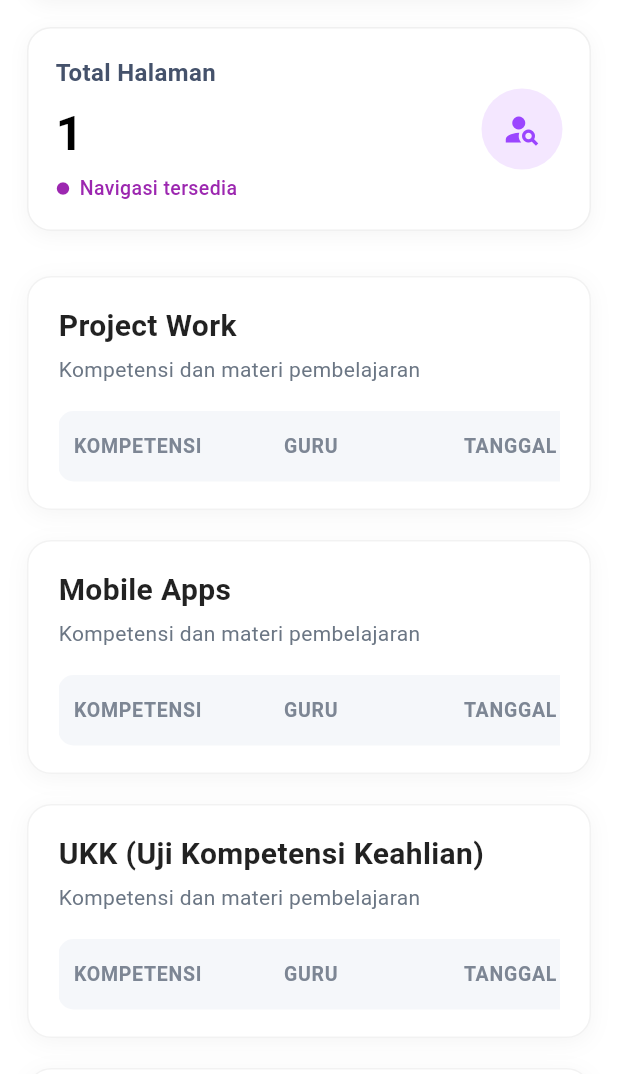
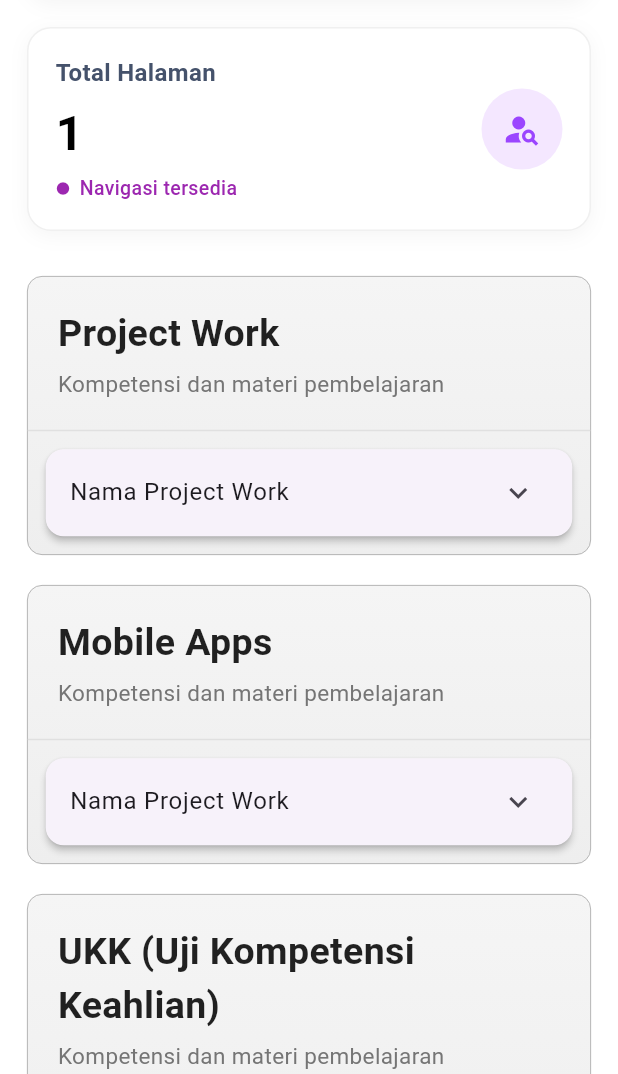
Before and after one commit to Mbgspanji/jurnalku, a Flutter app: the Kompetensi screen opened directly, scrolled down 576 dp, on a phone screen of 412 x 824 dp, the part 162-1236 px from its top. Run offline on Flutter 3.47's test engine with Material 3 defaults, Android fonts, the phone set to English and light mode, and no system bars; our stand-ins replace flutter_svg, font_awesome_flutter, google_fonts; network calls fail.

Commit message:
Update And Fix

```diff
--- a/lib/Kompetensi.dart
+++ b/lib/Kompetensi.dart
@@ -527,99 +527,79 @@ class _KompetensiState extends State<Kompetensi> {
 
   Widget buildKompetensiTable(String title) {
     return Container(
-      padding: const EdgeInsets.symmetric(vertical: 18, horizontal: 20),
       decoration: BoxDecoration(
-        color: Colors.white,
-        borderRadius: BorderRadius.circular(16),
-        border: Border.all(color: const Color.fromRGBO(0, 0, 0, 0.05)),
-        boxShadow: [
-          BoxShadow(
-            color: const Color.fromRGBO(0, 0, 0, 0.04),
-            blurRadius: 12,
-            offset: const Offset(0, 3),
+        borderRadius: BorderRadius.circular(10),
+        border: Border.all(width: 0.5, color: Colors.grey),
+        gradient: LinearGradient(
+          colors: [Colors.grey.shade100, Colors.grey.shade200],
+          begin: Alignment.topCenter,
+          end: Alignment.bottomCenter,
         ),
-        ],
       ),
       child: Column(
         crossAxisAlignment: CrossAxisAlignment.start,
         children: [
-          // TITLE
+          // HEADER BLOCK
+          Padding(
+            padding: const EdgeInsets.all(20),
+            child: Column(
+              crossAxisAlignment: CrossAxisAlignment.start,
+              children: [
                 Text(
                   title,
                   style: const TextStyle(
-              fontSize: 20,
-              fontWeight: FontWeight.w700,
+                    fontSize: 25,
+                    fontWeight: FontWeight.bold,
                     color: Colors.black87,
                   ),
                 ),
-
-          const SizedBox(height: 4),
-
-          // SUBTITLE
-          const Text(
+                const SizedBox(height: 5),
+                Text(
                   "Kompetensi dan materi pembelajaran",
-            style: TextStyle(fontSize: 14, color: Color(0xFF6B7684)),
+                  style: TextStyle(fontSize: 15, color: Colors.grey[600]),
+                ),
+              ],
+            ),
           ),
 
-          const SizedBox(height: 18),
+          // GARIS PEMBATAS
+          Divider(height: 1, color: Colors.grey[300]),
 
-          SingleChildScrollView(
-            scrollDirection: Axis.horizontal,
-            child: Row(
+          // CARD EXPANSION TILE
+          Card(
+            margin: const EdgeInsets.all(12),
+            elevation: 2,
+            child: ExpansionTile(
+              title: const Text("Nama Project Work"),
+              childrenPadding: const EdgeInsets.all(16),
               children: [
-                Container(
-                  padding: const EdgeInsets.symmetric(
-                    vertical: 14,
-                    horizontal: 10,
-                  ),
-                  decoration: BoxDecoration(
-                    color: const Color(0xFFF5F7FA),
-                    borderRadius: BorderRadius.circular(10),
-                  ),
-                  child: Row(
-                    children: const [
-                      _HeaderColumn("KOMPETENSI", width: 140),
-                      _HeaderColumn("GURU", width: 120),
-                      _HeaderColumn("TANGGAL", width: 120),
-                      _HeaderColumn("STATUS", width: 120),
-                      _HeaderColumn("CATATAN GURU", width: 150),
-                      _HeaderColumn("CATATAN SISWA", width: 150),
+                tampilProjectWork("Kompetensi", ""),
+                tampilProjectWork("Guru", ""),
+                tampilProjectWork("Tanggal", ""),
+                tampilProjectWork("Status", ""),
+                tampilProjectWork("Catatan Guru", ""),
+                tampilProjectWork("Catatan Siswa", ""),
               ],
             ),
           ),
         ],
       ),
-          ),
-          // =============================================
+    );
+  }
+
+  Widget tampilProjectWork(String projectWork, String value) {
+    return Padding(
+      padding: const EdgeInsets.all(10),
+      child: Row(
+        children: [
+          SizedBox(width: 120, child: Text(projectWork)),
+          Expanded(child: Text(value)),
         ],
       ),
     );
   }
 }
 
-class _HeaderColumn extends StatelessWidget {
-  final String text;
-  final double width;
-
-  const _HeaderColumn(this.text, {required this.width});
-
-  @override
-  Widget build(BuildContext context) {
-    return Container(
-      width: width,
-      padding: const EdgeInsets.only(right: 16),
-      child: Text(
-        text,
-        style: const TextStyle(
-          fontSize: 13,
-          fontWeight: FontWeight.w600,
-          letterSpacing: 0.5,
-          color: Color(0xFF7D8694),
-        ),
-      ),
-    );
-  }
-}
 
 PopupMenuItem<String> _menuItem(IconData icon, String title) {
   return PopupMenuItem<String>(
--- a/lib/dashboard.login.dart
+++ b/lib/dashboard.login.dart
@@ -635,7 +635,12 @@ class DashboardLogin extends StatelessWidget {
 
           // Tombol Lihat Progress Kamu
           InkWell(
-            onTap: () {},
+            onTap: () {
+              Navigator.push(
+                context,
+                MaterialPageRoute(builder: (context) => const Kompetensi()),
+              );
+            },
             borderRadius: BorderRadius.circular(12),
             child: Container(
               padding: const EdgeInsets.symmetric(vertical: 12),
@@ -697,7 +702,6 @@ class DashboardLogin extends StatelessWidget {
     );
   }
 
-  // Helper: Status Item
   Widget _buildStatusItem({
     required Color color,
     required String label,
@@ -736,7 +740,7 @@ class DashboardLogin extends StatelessWidget {
     );
   }
 
-  // Added: _progressRow helper
+
   Widget _progressRow({
     required Color color,
     required String label,
@@ -775,7 +779,6 @@ class DashboardLogin extends StatelessWidget {
     );
   }
 
-  // Helper: Competency Item
   Widget _buildCompetencyItem({
     required String title,
     required String status,
@@ -828,7 +831,6 @@ class DashboardLogin extends StatelessWidget {
   }
 }
 
-// ignore: unused_element
 Widget _buildFooter() {
   return Container(
     width: double.infinity,
```
Lines whose indentation alone changed are shown as unchanged.
